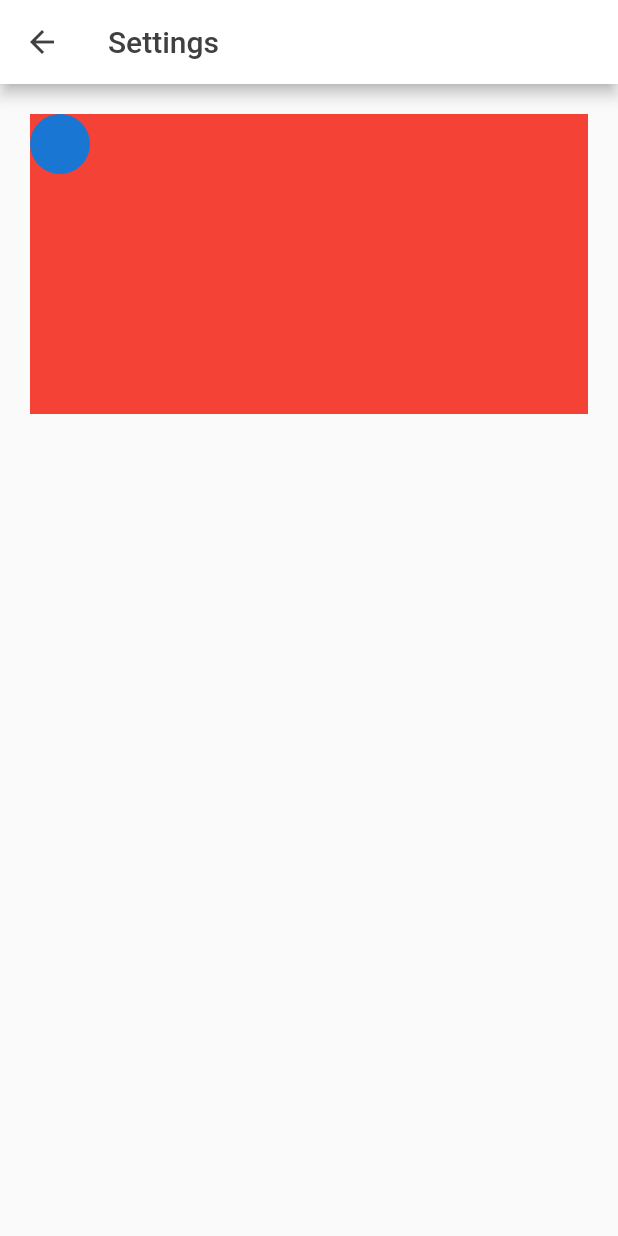
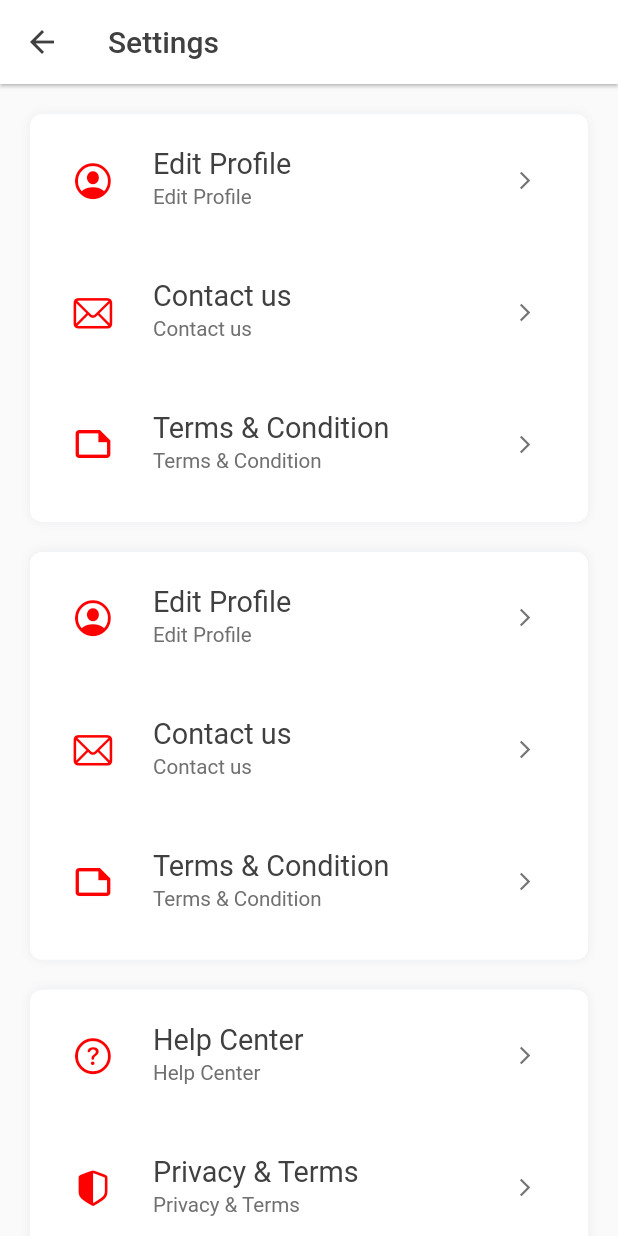
Before and after one commit to shikhaji/XPOSE-NEWS, a Flutter app: the Settings screen opened directly, on a phone screen of 412 x 824 dp. Run offline on Flutter 3.47's test engine with Material 2 defaults, Android fonts, the phone set to English and light mode, and no system bars; our stand-ins replace bot_toast, connectivity_plus, dio, fluttertoast, get, shared_preferences and 2 more; missing offline and left inert: bottom_bar; accounts and stored records are empty; Roboto replaces fonts that are missing (Poppins).

Commit message:
Settings page added

```diff
--- a/lib/main.dart
+++ b/lib/main.dart
@@ -1,6 +1,7 @@
 import 'package:flutter/material.dart';
-import 'package:xposenews/views/dashboard/bottonNavBar/bottom_nav_bar.dart';
-import 'package:xposenews/views/dashboard/settings.dart';
+import 'package:sizer/sizer.dart';
+import 'package:xposenews/views/splash/splash_screen.dart';
+import 'package:xposenews/views/splash/walkThrough_screen.dart';
 
 void main() {
   runApp(const MyApp());
@@ -9,12 +10,15 @@ void main() {
 class MyApp extends StatelessWidget {
   const MyApp({super.key});
 
-  // This widget is the root of your application.
   @override
   Widget build(BuildContext context) {
-    return MaterialApp(
-      home: BottomNavBar(index: 0),
-      debugShowCheckedModeBanner: false,
-    );
+    return Sizer(builder: (context, orientation, deviceType) {
+      return MaterialApp(
+        themeMode: ThemeMode.system,
+        debugShowCheckedModeBanner: false,
+        initialRoute: "${SplashScreen()}",
+        home: SplashScreen(),
+      );
+    });
   }
 }
--- a/lib/utils/fontfamily_utils.dart
+++ b/lib/utils/fontfamily_utils.dart
@@ -34,6 +34,12 @@ class FontTextStyle {
       color: ColorUtils.labelColor,
       fontWeight: FontWeightClass.regular);
 
+  static TextStyle poppinsS10HintColor = TextStyle(
+      fontFamily: poppinsFamily,
+      fontSize: 10.sp,
+      color: ColorUtils.labelColor,
+      fontWeight: FontWeightClass.regular);
+
   static TextStyle poppinsS14W4BlackColor =
   poppinsS14HintColor.copyWith(color:ColorUtils.blackColor);
 
--- a/lib/views/dashboard/bottonNavBar/bottom_nav_bar.dart
+++ b/lib/views/dashboard/bottonNavBar/bottom_nav_bar.dart
@@ -1,6 +1,7 @@
 import 'package:flutter/material.dart';
 import 'package:bottom_bar/bottom_bar.dart';
 import 'package:xposenews/Utils/colors_utils.dart';
+import 'package:xposenews/views/dashboard/dashbord_screen.dart';
 import 'package:xposenews/views/dashboard/settings.dart';
 
 class BottomNavBar extends StatefulWidget {
@@ -25,6 +26,10 @@ class _BottomNavBarState extends State<BottomNavBar> {
   }
 
   List pages = [
+    DashbordScreen(),
+    Settings(),
+    Settings(),
+    DashbordScreen(),
     Settings()
   ];
 
@@ -37,26 +42,10 @@ class _BottomNavBarState extends State<BottomNavBar> {
   @override
   Widget build(BuildContext context) {
     return Scaffold(
-      body: PageView(
-        controller: _pageController,
-        children: [
-          Container(color: Colors.blue),
-          Container(color: Colors.red),
-          Container(color: Colors.greenAccent.shade700),
-          Container(color: Colors.orange),
-        ],
-        onPageChanged: (index) {
-          // Use a better state management solution
-          // setState is used for simplicity
-          setState(() => _currentPage = index);
-        },
-      ),
+      body: pages[_currentPage],
       bottomNavigationBar: BottomBar(
         selectedIndex: _currentPage,
-        onTap: (int index) {
-          _pageController.jumpToPage(index);
-          setState(() => _currentPage = index);
-        },
+        onTap: onTap,
         items: <BottomBarItem>[
           BottomBarItem(
             icon: Icon(Icons.home),
--- a/lib/views/dashboard/settings.dart
+++ b/lib/views/dashboard/settings.dart
@@ -1,4 +1,6 @@
+import 'package:flutter/cupertino.dart';
 import 'package:flutter/material.dart';
+import 'package:shared_preferences/shared_preferences.dart';
 import 'package:xposenews/Utils/colors_utils.dart';
 import 'package:xposenews/Utils/fontFamily_utils.dart';
 import 'package:sizer/sizer.dart';
@@ -22,16 +24,173 @@ class _SettingsState extends State<Settings> {
           color: ColorUtils.blackColor,
         ),
         backgroundColor: Colors.white,
+        elevation: 1,
       ),
-      body: Container(
-        margin: EdgeInsets.all(20.0),
-        color: Colors.red,
-        height: 200,
+      body: SingleChildScrollView(
+        physics: BouncingScrollPhysics(),
+        child: Column(
+          children: [
+            Container(
+              decoration: BoxDecoration(
+                  borderRadius: BorderRadius.circular(8),
+                  color: Colors.white,
+                  boxShadow: [new BoxShadow(
+                    color: ColorUtils.skyBlueColor,
+                    blurRadius: 5.0,
+                  ),]
+              ),
+              margin: EdgeInsets.all(20.0),
+              height: 33.h,
+              child: Column(
+                children: [
+                  ProfileMenu(
+                    icon: CupertinoIcons.profile_circled,
+                    text: "Edit Profile",
+                    press: () async{
+                    },
+                  ),
+                  ProfileMenu(
+                    icon: CupertinoIcons.mail,
+                    text: "Contact us",
+                    press: () {
+                    },
+                  ),
+                  ProfileMenu(
+                    icon: Icons.note_outlined,
+                    text: "Terms & Condition",
+                    press: (){
+                    },
+                  ),
+                ],
+              ),
+            ),
+            Container(
+              decoration: BoxDecoration(
+                  borderRadius: BorderRadius.circular(8),
+                  color: Colors.white,
+                  boxShadow: [new BoxShadow(
+                    color: ColorUtils.skyBlueColor,
+                    blurRadius: 5.0,
+                  ),]
+              ),
+              margin: EdgeInsets.only(left: 20, right: 20, bottom: 20),
+              height: 33.h,
+              child: Column(
+                children: [
+                  ProfileMenu(
+                    icon: CupertinoIcons.profile_circled,
+                    text: "Edit Profile",
+                    press: () async{
+                    },
+                  ),
+                  ProfileMenu(
+                    icon: CupertinoIcons.mail,
+                    text: "Contact us",
+                    press: () {
+                    },
+                  ),
+                  ProfileMenu(
+                    icon: Icons.note_outlined,
+                    text: "Terms & Condition",
+                    press: (){
+                    },
+                  ),
+                ],
+              ),
+            ),
+            Container(
+              decoration: BoxDecoration(
+                  borderRadius: BorderRadius.circular(8),
+                  color: Colors.white,
+                  boxShadow: [new BoxShadow(
+                    color: ColorUtils.skyBlueColor,
+                    blurRadius: 5.0,
+                  ),]
+              ),
+              margin: EdgeInsets.only(left: 20, right: 20),
+              height: 33.h,
+              child: Column(
+                children: [
+                  ProfileMenu(
+                    icon: CupertinoIcons.question_circle,
+                    text: "Help Center",
+                    press: () async{
+                    },
+                  ),
+                  ProfileMenu(
+                    icon: CupertinoIcons.shield_lefthalf_fill,
+                    text: "Privacy & Terms",
+                    press: () {
+                    },
+                  ),
+                  ProfileMenu(
+                    icon: Icons.chat_bubble,
+                    text: "Contact Us",
+                    press: (){
+                    },
+                  ),
+                ],
+              ),
+            ),
+          ],
+        ),
+      ),
+    );
+  }
+}
+
+class ProfileMenu extends StatelessWidget {
+  const ProfileMenu({
+    Key? key,
+    required this.text,
+    required this.icon,
+    required this.press,
+  }) : super(key: key);
+
+  final String text;
+  final IconData icon;
+  final VoidCallback press;
+  @override
+  Widget build(BuildContext context) {
+    return Padding(
+      padding: const EdgeInsets.symmetric(horizontal: 10,vertical: 0),
+      child: TextButton(
+        style: TextButton.styleFrom(
+          shape: RoundedRectangleBorder(borderRadius: BorderRadius.circular(1)),
+          backgroundColor: ColorUtils.whiteColor
+        ),
+        onPressed: press,
         child: Row(
           children: [
+            IconButton(
+              iconSize: 28,
+              icon: Icon(
+                icon,
+                color: ColorUtils.redColor,
+              ),
+              onPressed: () {
+
+              },
+            ),
+            Expanded(
+              child: ListTile(
+                title: Text(text,style: FontTextStyle.poppinsS14W4BlackColor),
+                subtitle: Text(text, style: FontTextStyle.poppinsS10HintColor),
+              ),
+            ),
             Column(
               children: [
-                CircleAvatar()
+                Container(
+                  child: IconButton(
+                    icon: Icon(
+                      size: 14,
+                      Icons.arrow_forward_ios,
+                      color: Colors.grey[600],
+                    ),
+                    onPressed: () {
+                    },
+                  ),
+                ),
               ],
             ),
           ],
--- a/lib/views/splash/splash_screen.dart
+++ b/lib/views/splash/splash_screen.dart
@@ -16,7 +16,7 @@ class _SplashScreenState extends State<SplashScreen> {
   initState() {
     super.initState();
     Timer(
-        Duration(seconds: 5),
+        Duration(seconds: 3),
             () => Navigator.pushReplacement(
             context, MaterialPageRoute(builder: (context) => WalkThroughScreen())));
   }
@@ -29,7 +29,7 @@ class _SplashScreenState extends State<SplashScreen> {
           body: Center(
               child: Image.asset(
                 "assets/images/logowhite.jpeg",
-                scale: 1,
+                scale: 2,
               ),
           ),
         )
--- a/lib/views/splash/walkThrough_Page1.dart
+++ b/lib/views/splash/walkThrough_Page1.dart
@@ -24,7 +24,7 @@ class _Page1State extends State<Page1> {
                 fit: BoxFit.cover,
                 width: double.infinity,
               ),
-              SizedBox(height: 64),
+              SizedBox(height:25),
               Text(
                 'Title',
                 style: FontTextStyle.poppinsS14W4BlackColor,
--- a/lib/views/splash/walkThrough_Page2.dart
+++ b/lib/views/splash/walkThrough_Page2.dart
@@ -25,7 +25,7 @@ class _Page2State extends State<Page2> {
                 width: double.infinity,
                 scale: 5,
               ),
-              SizedBox(height: 64),
+              SizedBox(height: 25),
               Text(
                 'Title',
                 style: FontTextStyle.poppinsS14W4BlackColor,
--- a/lib/views/splash/walkThrough_Page3.dart
+++ b/lib/views/splash/walkThrough_Page3.dart
@@ -25,7 +25,7 @@ class _Page3State extends State<Page3> {
                 fit: BoxFit.cover,
                 width: double.infinity,
               ),
-              SizedBox(height: 64),
+              SizedBox(height: 25),
               Text(
                 'Title',
                 style: FontTextStyle.poppinsS14W4BlackColor,
--- a/lib/views/splash/walkThrough_screen.dart
+++ b/lib/views/splash/walkThrough_screen.dart
@@ -1,7 +1,8 @@
 import 'package:flutter/material.dart';
 import 'package:sizer/sizer.dart';
 import 'package:smooth_page_indicator/smooth_page_indicator.dart';
-import 'package:xposenews/views/dashbord/dashbord_screen.dart';
+import 'package:xposenews/views/dashboard/bottonNavBar/bottom_nav_bar.dart';
+import 'package:xposenews/views/dashboard/dashbord_screen.dart';
 import 'package:xposenews/views/splash/walkThrough_Page1.dart';
 import 'package:xposenews/views/splash/walkThrough_Page2.dart';
 import 'package:xposenews/views/splash/walkThrough_Page3.dart';
@@ -84,7 +85,7 @@ class _WalkThroughScreenState extends State<WalkThroughScreen> {
                           borderRadius: BorderRadius.circular(20)),
                     ),
                     onPressed: () async {
-                      Navigator.push(context, MaterialPageRoute(builder: (context) => DashbordScreen(),));
+                      Navigator.push(context, MaterialPageRoute(builder: (context) => BottomNavBar(index: 0),));
                       // Navigator.of(context).pushAndRemoveUntil(
                       //     MaterialPageRoute(builder: (context) => DashbordScreen()),
                       //         (Route<dynamic> route) => false);
--- a/pubspec.yaml
+++ b/pubspec.yaml
@@ -46,8 +46,8 @@ dependencies:
   bot_toast: ^4.0.1
   getwidget: ^2.0.4
   dio: ^4.0.6
-    fluttertoast: ^8.1.2
-    smooth_page_indicator: ^1.0.0+2
+  fluttertoast: ^8.1.2
+  smooth_page_indicator: ^1.0.0+2
 
 dev_dependencies:
   flutter_test:
```
Also changed, not shown: lib/views/dashboard/dashbord_screen.dart (renamed from lib/views/dashbord/dashbord_screen.dart).
